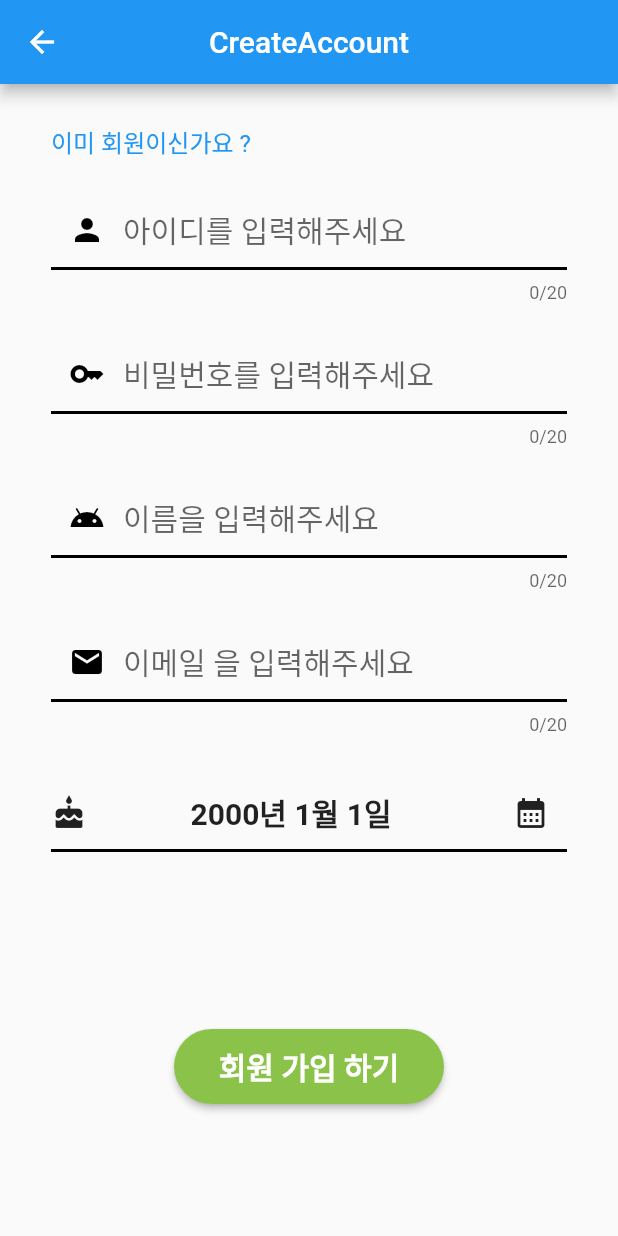
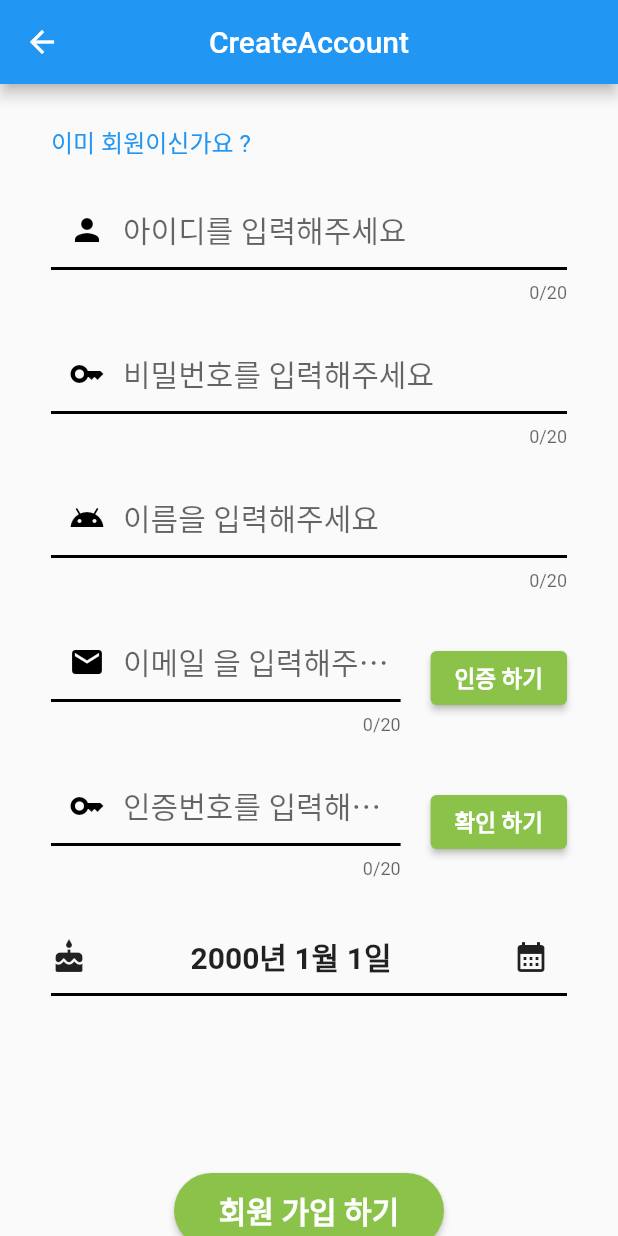
Before and after one commit to HoChanny/MyGreen, a Flutter app: the CreateAccountPage screen opened directly, on a phone screen of 412 x 824 dp. Run offline on Flutter 3.47's test engine with Material 2 defaults, Android fonts, the light colour scheme and no system bars; our stand-ins replace table_calendar.

Commit message:
Feat : 이메일 인증 기능 구현

```diff
--- a/lib/create/create.dart
+++ b/lib/create/create.dart
@@ -254,10 +254,15 @@ class _CreateAccountPageState extends State<CreateAccountPage> {
                     onSaved: (value) => name = value!,
                   ),
                 ),
+
                 //이메일 입력
                 Container(
+                  width: 200,
                   margin: const EdgeInsets.fromLTRB(18.0, 10.0, 18.0, 10.0),
-                  child: TextFormField(
+                  child: Row(
+                    children: [
+                      Expanded(
+                    child : TextFormField(
                     maxLength: 20,
                     style: const TextStyle(
                       fontSize: 20,
@@ -294,7 +299,98 @@ class _CreateAccountPageState extends State<CreateAccountPage> {
                     },
                     onSaved: (value) => email = value!,
                   ),
+                  ),
+                  const SizedBox(width: 20),
+                  ElevatedButton(
+                    onPressed: (){
+
+                    },
+
+                     style: ButtonStyle(
+
+                      backgroundColor:
+                          MaterialStateProperty.all<Color>(Colors.lightGreen),
+
+                    ),
+                     child: const Text('인증 하기',
+                     style: TextStyle(
+                        fontSize: 15,
+                        fontWeight: FontWeight.bold,
+                        color: Colors.white,
+                      ),),
+                  ),
+                  ],
                 ),
+                ),
+
+                Container(
+                  width: 200,
+                  margin: const EdgeInsets.fromLTRB(18.0, 10.0, 18.0, 10.0),
+                  child: Row(
+                    children: [
+                      Expanded(
+                    child : TextFormField(
+                    maxLength: 20,
+                    style: const TextStyle(
+                      fontSize: 20,
+                      fontWeight: FontWeight.w400,
+                    ),
+                    decoration: InputDecoration(
+                      focusColor: Colors.white,
+                      //add prefix icon
+                      prefixIcon: const Icon(
+                        Icons.key,
+                        color: Colors.black,
+                      ),
+                      hintText: '인증번호를 입력해주세요',
+
+                      //default border
+                      enabledBorder: UnderlineInputBorder(
+                          borderSide: const BorderSide(
+                              width: 2, color: Colors.black), //<-- SEE HERE
+                          borderRadius: BorderRadius.circular(0.0)),
+
+                      //focus border
+                      focusedBorder: UnderlineInputBorder(
+                          //<-- SEE HERE
+                          borderSide: const BorderSide(
+                              width: 3, color: Colors.greenAccent),
+                          borderRadius: BorderRadius.circular(0.0)),
+                    ),
+                    validator: (value) {
+                      // if (value == null || value.isEmpty) {
+                      //   return 'Please enter at least one character.';
+                      // } else if (!validEmail(value)) {
+                      //   return 'ID format must be between 6 and 18.0 characters.';
+                      // }
+                      return null;
+                    },
+                    // onSaved: (value) => email = value!,
+                  ),
+                  ),
+                  const SizedBox(width: 20),
+                  ElevatedButton(
+                    onPressed: (){
+
+                    },
+
+                     style: ButtonStyle(
+
+                      backgroundColor:
+                          MaterialStateProperty.all<Color>(Colors.lightGreen),
+
+                    ),
+                     child: const Text('확인 하기',
+                     style: TextStyle(
+                        fontSize: 15,
+                        fontWeight: FontWeight.bold,
+                        color: Colors.white,
+                      ),),
+                  ),
+                  ],
+                ),
+                ),
+
                 //  생일 입력
 
                 Container(
--- a/lib/login/login.dart
+++ b/lib/login/login.dart
@@ -156,7 +156,6 @@ class _LoginPageState extends State<LoginPage> {
                   //left, top, right 및 bottom
                   margin: const EdgeInsets.fromLTRB(
                       10.0, 0, 10.0, 10.0), // Set margin for all sides
-
                   child: Row(
                     children: [
                       GestureDetector(
```
Also changed, not shown: 3 other files.
